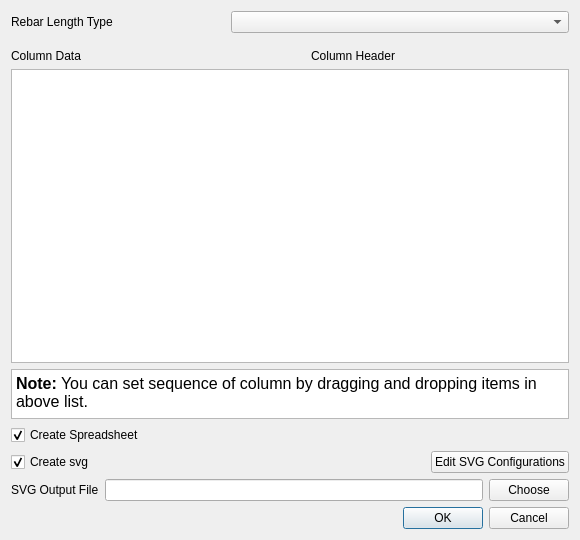
Above: BillOfMaterial/MainBillOfMaterial.ui from amrit3701/FreeCAD-Reinforcement before the change. Below: the same form after it.
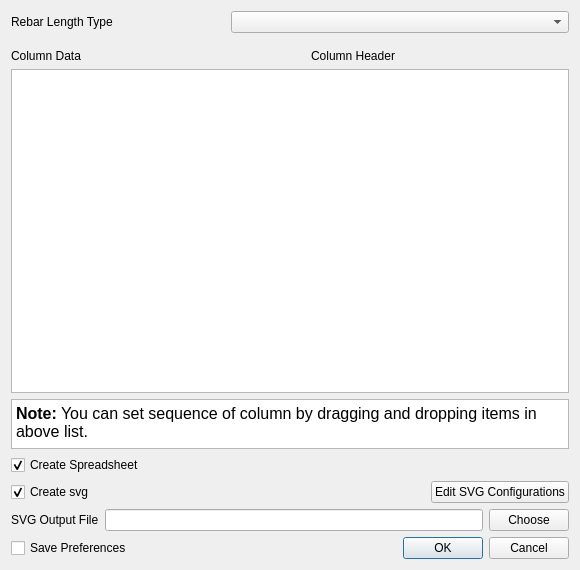
That is the form after the change. Custom widgets are drawn as their Qt base class.

Commit message: Add save preferences button while creating BOM

Diff of the .ui file:
```diff
--- a/BillOfMaterial/MainBillOfMaterial.ui
+++ b/BillOfMaterial/MainBillOfMaterial.ui
@@ -7,7 +7,7 @@
     <x>0</x>
     <y>0</y>
     <width>580</width>
-    <height>540</height>
+    <height>570</height>
    </rect>
   </property>
   <property name="sizePolicy">
@@ -218,6 +218,15 @@
     </widget>
    </item>
    <item>
+    <layout class="QHBoxLayout" name="horizontalLayout_6">
+     <item>
+      <widget class="Gui::PrefCheckBox" name="savePreferences">
+       <property name="text">
+        <string>Save Preferences</string>
+       </property>
+      </widget>
+     </item>
+     <item>
     <widget class="QDialogButtonBox" name="buttonBox">
      <property name="orientation">
       <enum>Qt::Horizontal</enum>
@@ -226,6 +235,8 @@
       <set>QDialogButtonBox::Cancel|QDialogButtonBox::Ok</set>
      </property>
     </widget>
+     </item>
+    </layout>
    </item>
   </layout>
  </widget>
```
Left out of the diff: 2 changed lines with no effect on the pictures. Lines whose indentation alone changed are shown as unchanged. The commit also changes 2 other files.
